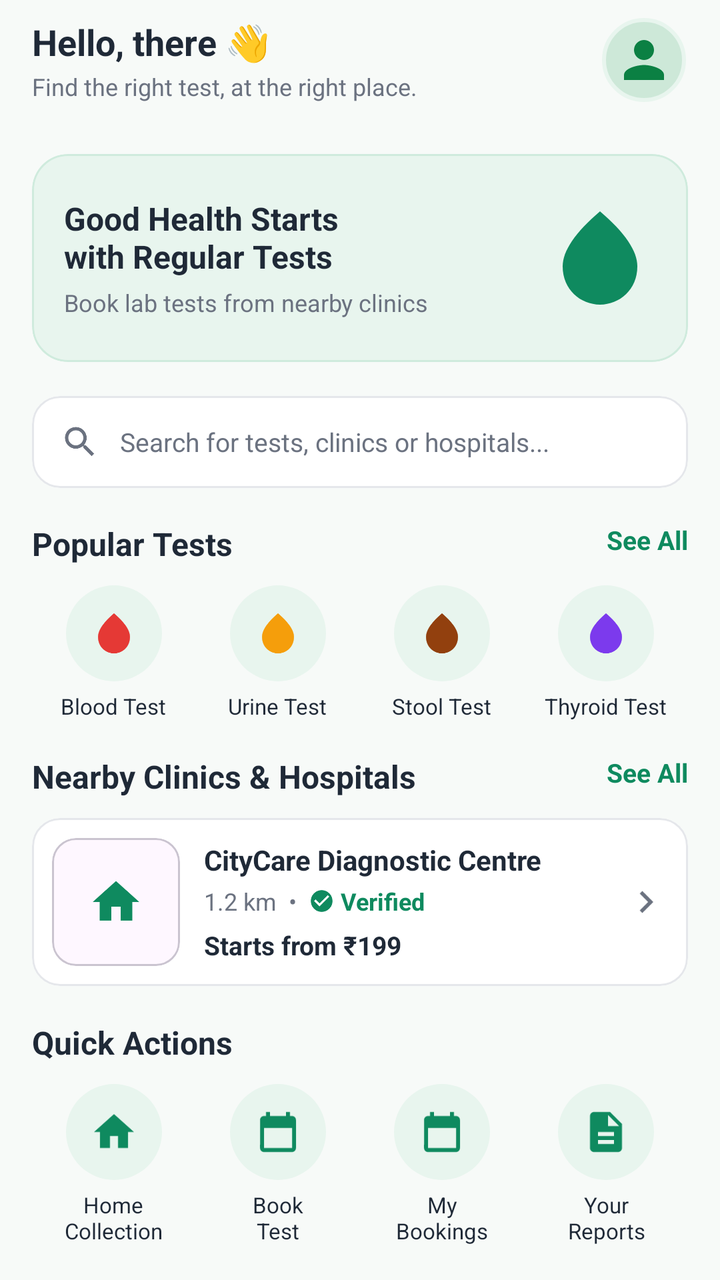
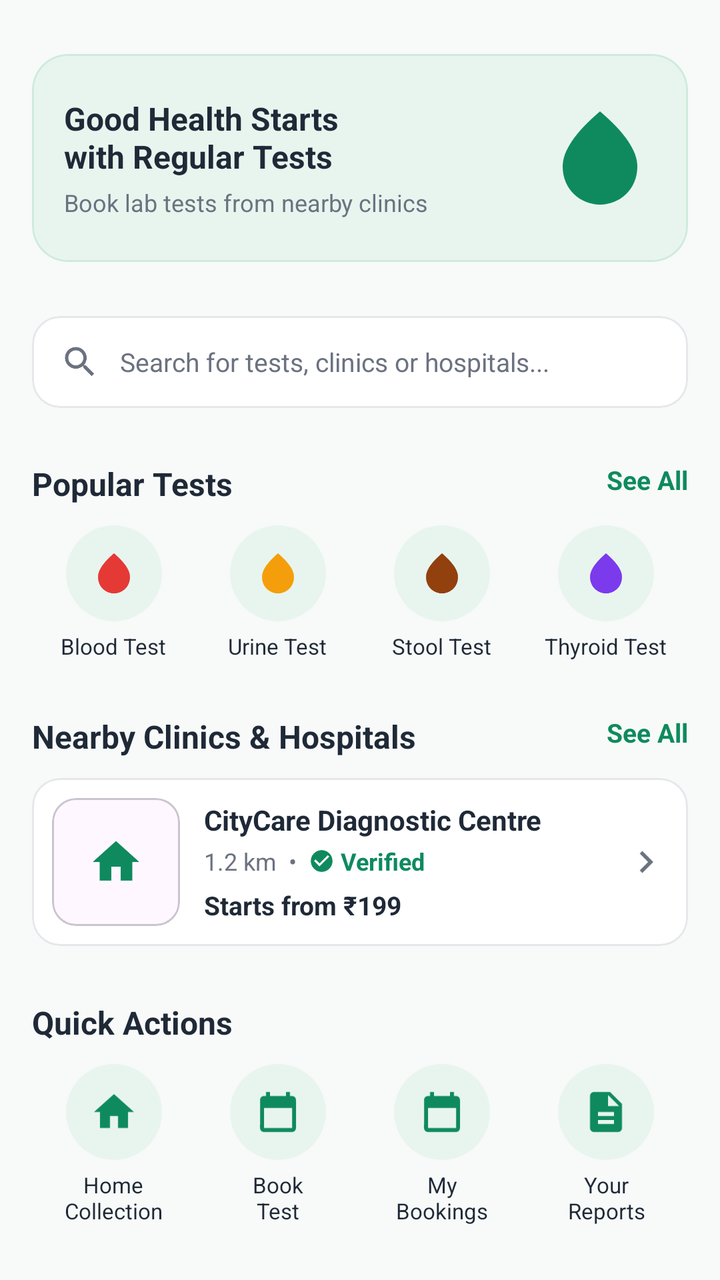

An Android layout rendered at two revisions. The XML below is the earlier revision; the diff shows what the commit changed to produce the second picture.
<!-- AndroidManifest.xml: application theme Theme.HealthHand -->
<!-- res/layout/fragment_home.xml -->
<?xml version="1.0" encoding="utf-8"?>
<LinearLayout xmlns:android="http://schemas.android.com/apk/res/android"
    xmlns:app="http://schemas.android.com/apk/res-auto"
    android:layout_width="match_parent"
    android:layout_height="match_parent"
    android:orientation="vertical"
    android:background="#F7FAF8"
    android:paddingStart="16dp"
    android:paddingEnd="16dp"
    >

    
    <LinearLayout
        android:layout_width="match_parent"
        android:layout_height="60dp"
        android:orientation="horizontal"
        android:gravity="center_vertical">

        <LinearLayout
            android:layout_width="0dp"
            android:layout_height="wrap_content"
            android:layout_weight="1"
            android:orientation="vertical">

            <TextView
                android:id="@+id/tvGreeting"
                android:layout_width="wrap_content"
                android:layout_height="wrap_content"
                android:text="Hello, there 👋"
                android:textSize="18sp"
                android:textStyle="bold"
                android:textColor="#1F2937" />

            <TextView
                android:layout_width="wrap_content"
                android:layout_height="wrap_content"
                android:layout_marginTop="2dp"
                android:text="Find the right test, at the right place."
                android:textSize="12sp"
                android:textColor="#6B7280" />
        </LinearLayout>

        <com.google.android.material.imageview.ShapeableImageView
            android:id="@+id/ivProfile"
            android:layout_width="44dp"
            android:layout_height="44dp"
            android:padding="2dp"
            android:scaleType="centerCrop"
            android:clickable="true"
            android:focusable="true"
            android:src="@drawable/ic_profile_placeholder"
            android:contentDescription="Profile"
            app:shapeAppearanceOverlay="@style/CircleImageView"
            app:strokeColor="@color/mint_light"
            app:strokeWidth="2dp" />
    </LinearLayout>

    <Space
        android:layout_width="match_parent"
        android:layout_height="0dp"
        android:layout_weight="1" />

    
    <com.google.android.material.card.MaterialCardView
        android:layout_width="match_parent"
        android:layout_height="104dp"
        app:cardCornerRadius="18dp"
        app:cardElevation="0dp"
        app:cardBackgroundColor="#E8F5EE"
        app:strokeColor="#CFEBDD"
        app:strokeWidth="1dp">

        <LinearLayout
            android:layout_width="match_parent"
            android:layout_height="match_parent"
            android:orientation="horizontal"
            android:gravity="center_vertical"
            android:paddingStart="16dp"
            android:paddingEnd="16dp">

            <LinearLayout
                android:layout_width="0dp"
                android:layout_height="wrap_content"
                android:layout_weight="1"
                android:orientation="vertical">

                <TextView
                    android:layout_width="wrap_content"
                    android:layout_height="wrap_content"
                    android:text="Good Health Starts\nwith Regular Tests"
                    android:textSize="16sp"
                    android:textStyle="bold"
                    android:textColor="#1F2937" />

                <TextView
                    android:layout_width="wrap_content"
                    android:layout_height="wrap_content"
                    android:layout_marginTop="4dp"
                    android:text="Book lab tests from nearby clinics"
                    android:textSize="12sp"
                    android:textColor="#6B7280" />
            </LinearLayout>

            <ImageView
                android:layout_width="56dp"
                android:layout_height="56dp"
                android:src="@drawable/ic_drop"
                app:tint="#0F8A5F"
                android:contentDescription="Banner" />
        </LinearLayout>
    </com.google.android.material.card.MaterialCardView>

    <Space
        android:layout_width="match_parent"
        android:layout_height="0dp"
        android:layout_weight="1" />

    
    <com.google.android.material.card.MaterialCardView
        android:id="@+id/cardSearch"
        android:layout_width="match_parent"
        android:layout_height="46dp"
        android:clickable="true"
        android:focusable="true"
        app:cardCornerRadius="14dp"
        app:cardElevation="0dp"
        app:cardBackgroundColor="#FFFFFF"
        app:strokeColor="#E5E7EB"
        app:strokeWidth="1dp">

        <LinearLayout
            android:layout_width="match_parent"
            android:layout_height="match_parent"
            android:orientation="horizontal"
            android:gravity="center_vertical"
            android:paddingStart="14dp"
            android:paddingEnd="14dp">

            <ImageView
                android:layout_width="20dp"
                android:layout_height="20dp"
                android:src="@drawable/ic_search"
                app:tint="#6B7280"
                android:contentDescription="Search" />

            <TextView
                android:layout_width="wrap_content"
                android:layout_height="wrap_content"
                android:layout_marginStart="10dp"
                android:text="Search for tests, clinics or hospitals..."
                android:textSize="13sp"
                android:textColor="#6B7280" />
        </LinearLayout>
    </com.google.android.material.card.MaterialCardView>

    <Space
        android:layout_width="match_parent"
        android:layout_height="0dp"
        android:layout_weight="1" />

    
    <RelativeLayout
        android:layout_width="match_parent"
        android:layout_height="wrap_content">

        <TextView
            android:layout_width="wrap_content"
            android:layout_height="wrap_content"
            android:text="Popular Tests"
            android:textSize="16sp"
            android:textStyle="bold"
            android:textColor="#1F2937" />

        <TextView
            android:id="@+id/tvSeeAllTests"
            android:layout_width="wrap_content"
            android:layout_height="wrap_content"
            android:layout_alignParentEnd="true"
            android:text="See All"
            android:textSize="13sp"
            android:textStyle="bold"
            android:textColor="#0F8A5F" />
    </RelativeLayout>

    <LinearLayout
        android:layout_width="match_parent"
        android:layout_height="wrap_content"
        android:layout_marginTop="10dp"
        android:orientation="horizontal">

        
        <LinearLayout
            android:id="@+id/testBlood"
            android:layout_width="0dp"
            android:layout_height="wrap_content"
            android:layout_weight="1"
            android:orientation="vertical"
            android:gravity="center_horizontal"
            android:clickable="true"
            android:focusable="true">

            <FrameLayout
                android:layout_width="48dp"
                android:layout_height="48dp"
                android:background="@drawable/bg_quick_action_circle">

                <ImageView
                    android:layout_width="24dp"
                    android:layout_height="24dp"
                    android:layout_gravity="center"
                    android:src="@drawable/ic_drop"
                    app:tint="#E53935"
                    android:contentDescription="Blood test" />
            </FrameLayout>

            <TextView
                android:layout_width="wrap_content"
                android:layout_height="wrap_content"
                android:layout_marginTop="5dp"
                android:text="Blood Test"
                android:textSize="11sp"
                android:textColor="#1F2937" />
        </LinearLayout>

        
        <LinearLayout
            android:id="@+id/testUrine"
            android:layout_width="0dp"
            android:layout_height="wrap_content"
            android:layout_weight="1"
            android:orientation="vertical"
            android:gravity="center_horizontal"
            android:clickable="true"
            android:focusable="true">

            <FrameLayout
                android:layout_width="48dp"
                android:layout_height="48dp"
                android:background="@drawable/bg_quick_action_circle">

                <ImageView
                    android:layout_width="24dp"
                    android:layout_height="24dp"
                    android:layout_gravity="center"
                    android:src="@drawable/ic_drop"
                    app:tint="#F59E0B"
                    android:contentDescription="Urine test" />
            </FrameLayout>

            <TextView
                android:layout_width="wrap_content"
                android:layout_height="wrap_content"
                android:layout_marginTop="5dp"
                android:text="Urine Test"
                android:textSize="11sp"
                android:textColor="#1F2937" />
        </LinearLayout>

        
        <LinearLayout
            android:id="@+id/testStool"
            android:layout_width="0dp"
            android:layout_height="wrap_content"
            android:layout_weight="1"
            android:orientation="vertical"
            android:gravity="center_horizontal"
            android:clickable="true"
            android:focusable="true">

            <FrameLayout
                android:layout_width="48dp"
                android:layout_height="48dp"
                android:background="@drawable/bg_quick_action_circle">

                <ImageView
                    android:layout_width="24dp"
                    android:layout_height="24dp"
                    android:layout_gravity="center"
                    android:src="@drawable/ic_drop"
                    app:tint="#92400E"
                    android:contentDescription="Stool test" />
            </FrameLayout>

            <TextView
                android:layout_width="wrap_content"
                android:layout_height="wrap_content"
                android:layout_marginTop="5dp"
                android:text="Stool Test"
                android:textSize="11sp"
                android:textColor="#1F2937" />
        </LinearLayout>

        
        <LinearLayout
            android:id="@+id/testThyroid"
            android:layout_width="0dp"
            android:layout_height="wrap_content"
            android:layout_weight="1"
            android:orientation="vertical"
            android:gravity="center_horizontal"
            android:clickable="true"
            android:focusable="true">

            <FrameLayout
                android:layout_width="48dp"
                android:layout_height="48dp"
                android:background="@drawable/bg_quick_action_circle">

                <ImageView
                    android:layout_width="24dp"
                    android:layout_height="24dp"
                    android:layout_gravity="center"
                    android:src="@drawable/ic_drop"
                    app:tint="#7C3AED"
                    android:contentDescription="Thyroid test" />
            </FrameLayout>

            <TextView
                android:layout_width="wrap_content"
                android:layout_height="wrap_content"
                android:layout_marginTop="5dp"
                android:text="Thyroid Test"
                android:textSize="11sp"
                android:textColor="#1F2937" />
        </LinearLayout>
    </LinearLayout>

    <Space
        android:layout_width="match_parent"
        android:layout_height="0dp"
        android:layout_weight="1" />

    
    <RelativeLayout
        android:layout_width="match_parent"
        android:layout_height="wrap_content">

        <TextView
            android:layout_width="wrap_content"
            android:layout_height="wrap_content"
            android:text="Nearby Clinics &amp; Hospitals"
            android:textSize="16sp"
            android:textStyle="bold"
            android:textColor="#1F2937" />

        <TextView
            android:id="@+id/tvSeeAllClinics"
            android:layout_width="wrap_content"
            android:layout_height="wrap_content"
            android:layout_alignParentEnd="true"
            android:text="See All"
            android:textSize="13sp"
            android:textStyle="bold"
            android:textColor="#0F8A5F" />
    </RelativeLayout>

    <com.google.android.material.card.MaterialCardView
        android:id="@+id/cardClinic"
        android:layout_width="match_parent"
        android:layout_height="wrap_content"
        android:layout_marginTop="10dp"
        android:clickable="true"
        android:focusable="true"
        app:cardCornerRadius="14dp"
        app:cardElevation="0dp"
        app:cardBackgroundColor="#FFFFFF"
        app:strokeColor="#E5E7EB"
        app:strokeWidth="1dp">

        <LinearLayout
            android:layout_width="match_parent"
            android:layout_height="wrap_content"
            android:orientation="horizontal"
            android:gravity="center_vertical"
            android:padding="10dp">

            <com.google.android.material.card.MaterialCardView
                android:layout_width="64dp"
                android:layout_height="64dp"
                app:cardCornerRadius="12dp"
                app:cardElevation="0dp">

                <FrameLayout
                    android:layout_width="match_parent"
                    android:layout_height="match_parent"
                    >

                    <ImageView
                        android:layout_width="28dp"
                        android:layout_height="28dp"
                        android:layout_gravity="center"
                        android:src="@drawable/ic_home"
                        app:tint="#0F8A5F"
                        android:contentDescription="Clinic" />
                </FrameLayout>
            </com.google.android.material.card.MaterialCardView>

            <LinearLayout
                android:layout_width="0dp"
                android:layout_height="wrap_content"
                android:layout_weight="1"
                android:layout_marginStart="12dp"
                android:orientation="vertical">

                <TextView
                    android:layout_width="match_parent"
                    android:layout_height="wrap_content"
                    android:text="CityCare Diagnostic Centre"
                    android:textSize="14sp"
                    android:textStyle="bold"
                    android:textColor="#1F2937"
                    android:maxLines="1"
                    android:ellipsize="end" />

                <LinearLayout
                    android:layout_width="wrap_content"
                    android:layout_height="wrap_content"
                    android:layout_marginTop="3dp"
                    android:orientation="horizontal"
                    android:gravity="center_vertical">

                    <TextView
                        android:layout_width="wrap_content"
                        android:layout_height="wrap_content"
                        android:text="1.2 km  •"
                        android:textSize="12sp"
                        android:textColor="#6B7280" />

                    <ImageView
                        android:layout_width="13dp"
                        android:layout_height="13dp"
                        android:layout_marginStart="6dp"
                        android:src="@drawable/ic_verified"
                        android:contentDescription="Verified" />

                    <TextView
                        android:layout_width="wrap_content"
                        android:layout_height="wrap_content"
                        android:layout_marginStart="3dp"
                        android:text="Verified"
                        android:textSize="12sp"
                        android:textStyle="bold"
                        android:textColor="#0F8A5F" />
                </LinearLayout>

                <TextView
                    android:layout_width="wrap_content"
                    android:layout_height="wrap_content"
                    android:layout_marginTop="5dp"
                    android:text="Starts from ₹199"
                    android:textSize="13sp"
                    android:textStyle="bold"
                    android:textColor="#1F2937" />
            </LinearLayout>

            <ImageView
                android:layout_width="22dp"
                android:layout_height="22dp"
                android:src="@drawable/ic_chevron_right"
                app:tint="#6B7280"
                android:contentDescription="Open" />
        </LinearLayout>
    </com.google.android.material.card.MaterialCardView>

    <Space
        android:layout_width="match_parent"
        android:layout_height="0dp"
        android:layout_weight="1" />

    
    <TextView
        android:layout_width="wrap_content"
        android:layout_height="wrap_content"
        android:text="Quick Actions"
        android:textSize="16sp"
        android:textStyle="bold"
        android:textColor="#1F2937" />

    <LinearLayout
        android:layout_width="match_parent"
        android:layout_height="wrap_content"
        android:layout_marginTop="10dp"
        android:orientation="horizontal">

        
        <LinearLayout
            android:id="@+id/actionHomeCollection"
            android:layout_width="0dp"
            android:layout_height="wrap_content"
            android:layout_weight="1"
            android:orientation="vertical"
            android:gravity="center_horizontal"
            android:clickable="true"
            android:focusable="true">

            <FrameLayout
                android:layout_width="48dp"
                android:layout_height="48dp"
                android:background="@drawable/bg_quick_action_circle">

                <ImageView
                    android:layout_width="24dp"
                    android:layout_height="24dp"
                    android:layout_gravity="center"
                    android:src="@drawable/ic_home"
                    app:tint="#0F8A5F"
                    android:contentDescription="Home collection" />
            </FrameLayout>

            <TextView
                android:layout_width="wrap_content"
                android:layout_height="wrap_content"
                android:layout_marginTop="5dp"
                android:minLines="2"
                android:text="Home\nCollection"
                android:textAlignment="center"
                android:textSize="11sp"
                android:textColor="#1F2937" />
        </LinearLayout>

        
        <LinearLayout
            android:id="@+id/actionBookTest"
            android:layout_width="0dp"
            android:layout_height="wrap_content"
            android:layout_weight="1"
            android:orientation="vertical"
            android:gravity="center_horizontal"
            android:clickable="true"
            android:focusable="true">

            <FrameLayout
                android:layout_width="48dp"
                android:layout_height="48dp"
                android:background="@drawable/bg_quick_action_circle">

                <ImageView
                    android:layout_width="24dp"
                    android:layout_height="24dp"
                    android:layout_gravity="center"
                    android:src="@drawable/ic_nav_bookings"
                    app:tint="#0F8A5F"
                    android:contentDescription="Book test" />
            </FrameLayout>

            <TextView
                android:layout_width="wrap_content"
                android:layout_height="wrap_content"
                android:layout_marginTop="5dp"
                android:minLines="2"
                android:text="Book\nTest"
                android:textAlignment="center"
                android:textSize="11sp"
                android:textColor="#1F2937" />
        </LinearLayout>

        
        <LinearLayout
            android:id="@+id/actionMyBookings"
            android:layout_width="0dp"
            android:layout_height="wrap_content"
            android:layout_weight="1"
            android:orientation="vertical"
            android:gravity="center_horizontal"
            android:clickable="true"
            android:focusable="true">

            <FrameLayout
                android:layout_width="48dp"
                android:layout_height="48dp"
                android:background="@drawable/bg_quick_action_circle">

                <ImageView
                    android:layout_width="24dp"
                    android:layout_height="24dp"
                    android:layout_gravity="center"
                    android:src="@drawable/ic_nav_bookings"
                    app:tint="#0F8A5F"
                    android:contentDescription="My bookings" />
            </FrameLayout>

            <TextView
                android:layout_width="wrap_content"
                android:layout_height="wrap_content"
                android:layout_marginTop="5dp"
                android:minLines="2"
                android:text="My\nBookings"
                android:textAlignment="center"
                android:textSize="11sp"
                android:textColor="#1F2937" />
        </LinearLayout>

        
        <LinearLayout
            android:id="@+id/actionReports"
            android:layout_width="0dp"
            android:layout_height="wrap_content"
            android:layout_weight="1"
            android:orientation="vertical"
            android:gravity="center_horizontal"
            android:clickable="true"
            android:focusable="true">

            <FrameLayout
                android:layout_width="48dp"
                android:layout_height="48dp"
                android:background="@drawable/bg_quick_action_circle">

                <ImageView
                    android:layout_width="24dp"
                    android:layout_height="24dp"
                    android:layout_gravity="center"
                    android:src="@drawable/ic_nav_reports"
                    app:tint="#0F8A5F"
                    android:contentDescription="Reports" />
            </FrameLayout>

            <TextView
                android:layout_width="wrap_content"
                android:layout_height="wrap_content"
                android:layout_marginTop="5dp"
                android:minLines="2"
                android:text="Your\nReports"
                android:textAlignment="center"
                android:textSize="11sp"
                android:textColor="#1F2937" />
        </LinearLayout>
    </LinearLayout>

    <Space
        android:layout_width="match_parent"
        android:layout_height="0dp"
        android:layout_weight="1" />

</LinearLayout>
<!-- resources referenced by this layout -->
<resources>
  <color name="mint_light">#E8F5EE</color>
  <!-- drawable bg_quick_action_circle (drawable) -->
  <?xml version="1.0" encoding="utf-8"?>
  <shape xmlns:android="http://schemas.android.com/apk/res/android"
      android:shape="oval">
      <solid android:color="#E8F5EE" />
  </shape>
  <!-- drawable ic_chevron_right (drawable) -->
  <?xml version="1.0" encoding="utf-8"?>
  <vector xmlns:android="http://schemas.android.com/apk/res/android"
      android:width="24dp"
      android:height="24dp"
      android:viewportWidth="24"
      android:viewportHeight="24">
      <path
          android:fillColor="#1F2937"
          android:pathData="M8.59,16.59L13.17,12 8.59,7.41 10,6l6,6 -6,6z" />
  </vector>
  <!-- drawable ic_drop (drawable) -->
  <?xml version="1.0" encoding="utf-8"?>
  <vector xmlns:android="http://schemas.android.com/apk/res/android"
      android:width="24dp" android:height="24dp"
      android:viewportWidth="24" android:viewportHeight="24">
      <path android:fillColor="#000000"
          android:pathData="M12,2c-5.33,4.55 -8,8.48 -8,11.8 0,4.98 3.8,8.2 8,8.2s8,-3.22 8,-8.2c0,-3.32 -2.67,-7.25 -8,-11.8z" />
  </vector>
  <!-- drawable ic_home (drawable) -->
  <?xml version="1.0" encoding="utf-8"?>
  <vector xmlns:android="http://schemas.android.com/apk/res/android"
      android:width="24dp" android:height="24dp"
      android:viewportWidth="24" android:viewportHeight="24">
      <path android:fillColor="#00FF00"
          android:pathData="M10,20v-6h4v6h5v-8h3L12,3 2,12h3v8z" />
  </vector>
  <!-- drawable ic_nav_bookings (drawable) -->
  <?xml version="1.0" encoding="utf-8"?>
  <vector xmlns:android="http://schemas.android.com/apk/res/android"
      android:width="24dp" android:height="24dp"
      android:viewportWidth="24" android:viewportHeight="24">
      <path android:fillColor="#00FF00"
          android:pathData="M19,4h-1V2h-2v2H8V2H6v2H5C3.89,4 3.01,4.9 3.01,6L3,20c0,1.1 0.89,2 2,2h14c1.1,0 2,-0.9 2,-2V6C21,4.9 20.1,4 19,4zM19,20H5V10h14V20z" />
  </vector>
  <!-- drawable ic_nav_reports (drawable) -->
  <?xml version="1.0" encoding="utf-8"?>
  <vector xmlns:android="http://schemas.android.com/apk/res/android"
      android:width="24dp" android:height="24dp"
      android:viewportWidth="24" android:viewportHeight="24">
      <path android:fillColor="#00FF00"
          android:pathData="M14,2H6c-1.1,0 -1.99,0.9 -1.99,2L4,20c0,1.1 0.89,2 1.99,2H18c1.1,0 2,-0.9 2,-2V8l-6,-6zM16,18H8v-2h8v2zM16,14H8v-2h8v2zM13,9V3.5L18.5,9H13z" />
  </vector>
  <!-- drawable ic_profile_placeholder (drawable) -->
  <?xml version="1.0" encoding="utf-8"?>
  <vector xmlns:android="http://schemas.android.com/apk/res/android"
      android:width="48dp"
      android:height="48dp"
      android:viewportWidth="48"
      android:viewportHeight="48">
      <path android:fillColor="#CDE8D8" android:pathData="M0,0h48v48h-48z" />
      <path
          android:fillColor="#0B8043"
          android:pathData="M24,24c3.31,0 6,-2.69 6,-6s-2.69,-6 -6,-6 -6,2.69 -6,6 2.69,6 6,6zM24,27c-4,0 -12,2 -12,6v3h24v-3c0,-4 -8,-6 -12,-6z" />
  </vector>
  <!-- drawable ic_verified (drawable) -->
  <?xml version="1.0" encoding="utf-8"?>
  <vector xmlns:android="http://schemas.android.com/apk/res/android"
      android:width="24dp"
      android:height="24dp"
      android:viewportWidth="24"
      android:viewportHeight="24">
      <path
          android:fillColor="#0F8A5F"
          android:pathData="M12,2C6.48,2 2,6.48 2,12s4.48,10 10,10 10,-4.48 10,-10S17.52,2 12,2zM10,17l-5,-5 1.41,-1.41L10,14.17l7.59,-7.59L19,8l-9,9z" />
  </vector>
  <style name="CircleImageView">
          <item name="cornerFamily">rounded</item>
          <item name="cornerSize">50%</item>
      </style>
  <style name="Theme.HealthHand" parent="Base.Theme.HealthHand" />
  <style name="Base.Theme.HealthHand" parent="Theme.Material3.DayNight.NoActionBar">
          
          
      </style>
  <!-- unchanged entries left out for length: 1 -->
</resources>

<!-- the commit's change to res/layout/fragment_home.xml (unified diff, before → after) -->
@@ -9,51 +9,6 @@
     android:paddingEnd="16dp"
     >
 
-    
-    <LinearLayout
-        android:layout_width="match_parent"
-        android:layout_height="60dp"
-        android:orientation="horizontal"
-        android:gravity="center_vertical">
-
-        <LinearLayout
-            android:layout_width="0dp"
-            android:layout_height="wrap_content"
-            android:layout_weight="1"
-            android:orientation="vertical">
-
-            <TextView
-                android:id="@+id/tvGreeting"
-                android:layout_width="wrap_content"
-                android:layout_height="wrap_content"
-                android:text="Hello, there 👋"
-                android:textSize="18sp"
-                android:textStyle="bold"
-                android:textColor="#1F2937" />
-
-            <TextView
-                android:layout_width="wrap_content"
-                android:layout_height="wrap_content"
-                android:layout_marginTop="2dp"
-                android:text="Find the right test, at the right place."
-                android:textSize="12sp"
-                android:textColor="#6B7280" />
-        </LinearLayout>
-
-        <com.google.android.material.imageview.ShapeableImageView
-            android:id="@+id/ivProfile"
-            android:layout_width="44dp"
-            android:layout_height="44dp"
-            android:padding="2dp"
-            android:scaleType="centerCrop"
-            android:clickable="true"
-            android:focusable="true"
-            android:src="@drawable/ic_profile_placeholder"
-            android:contentDescription="Profile"
-            app:shapeAppearanceOverlay="@style/CircleImageView"
-            app:strokeColor="@color/mint_light"
-            app:strokeWidth="2dp" />
-    </LinearLayout>
 
     <Space
         android:layout_width="match_parent"
<!-- resource entries referenced after the edit -->
@@ -1,6 +1,5 @@
 <!-- resources referenced by this layout -->
 <resources>
-  <color name="mint_light">#E8F5EE</color>
   <!-- drawable bg_quick_action_circle (drawable) -->
   <?xml version="1.0" encoding="utf-8"?>
   <shape xmlns:android="http://schemas.android.com/apk/res/android"
@@ -50,18 +49,6 @@
       <path android:fillColor="#00FF00"
           android:pathData="M14,2H6c-1.1,0 -1.99,0.9 -1.99,2L4,20c0,1.1 0.89,2 1.99,2H18c1.1,0 2,-0.9 2,-2V8l-6,-6zM16,18H8v-2h8v2zM16,14H8v-2h8v2zM13,9V3.5L18.5,9H13z" />
   </vector>
-  <!-- drawable ic_profile_placeholder (drawable) -->
-  <?xml version="1.0" encoding="utf-8"?>
-  <vector xmlns:android="http://schemas.android.com/apk/res/android"
-      android:width="48dp"
-      android:height="48dp"
-      android:viewportWidth="48"
-      android:viewportHeight="48">
-      <path android:fillColor="#CDE8D8" android:pathData="M0,0h48v48h-48z" />
-      <path
-          android:fillColor="#0B8043"
-          android:pathData="M24,24c3.31,0 6,-2.69 6,-6s-2.69,-6 -6,-6 -6,2.69 -6,6 2.69,6 6,6zM24,27c-4,0 -12,2 -12,6v3h24v-3c0,-4 -8,-6 -12,-6z" />
-  </vector>
   <!-- drawable ic_verified (drawable) -->
   <?xml version="1.0" encoding="utf-8"?>
   <vector xmlns:android="http://schemas.android.com/apk/res/android"
@@ -73,10 +60,6 @@
           android:fillColor="#0F8A5F"
           android:pathData="M12,2C6.48,2 2,6.48 2,12s4.48,10 10,10 10,-4.48 10,-10S17.52,2 12,2zM10,17l-5,-5 1.41,-1.41L10,14.17l7.59,-7.59L19,8l-9,9z" />
   </vector>
-  <style name="CircleImageView">
-          <item name="cornerFamily">rounded</item>
-          <item name="cornerSize">50%</item>
-      </style>
   <style name="Theme.HealthHand" parent="Base.Theme.HealthHand" />
   <style name="Base.Theme.HealthHand" parent="Theme.Material3.DayNight.NoActionBar">
           
